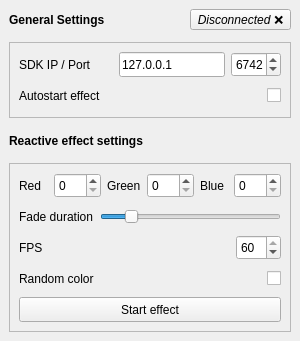
Above: src/mousereactivergb.ui from Odizinne/MouseReactiveRGB before the change. Below: the same form after it.
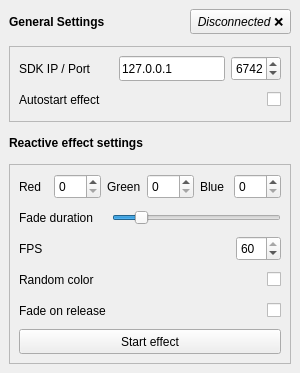
That is the form after the change.

Commit message: added fade on release option

Patch:
```diff
--- a/src/mousereactivergb.ui
+++ b/src/mousereactivergb.ui
@@ -7,7 +7,7 @@
     <x>0</x>
     <y>0</y>
     <width>300</width>
-    <height>341</height>
+    <height>373</height>
    </rect>
   </property>
   <property name="minimumSize">
@@ -372,6 +372,29 @@
          </property>
         </widget>
        </item>
+       <item row="4" column="2">
+        <widget class="QCheckBox" name="fadeOnReleaseCheckBox">
+         <property name="minimumSize">
+          <size>
+           <width>0</width>
+           <height>25</height>
+          </size>
+         </property>
+         <property name="layoutDirection">
+          <enum>Qt::LayoutDirection::RightToLeft</enum>
+         </property>
+         <property name="text">
+          <string/>
+         </property>
+        </widget>
+       </item>
+       <item row="4" column="0">
+        <widget class="QLabel" name="label_6">
+         <property name="text">
+          <string>Fade on release</string>
+         </property>
+        </widget>
+       </item>
       </layout>
      </widget>
     </item>
@@ -398,7 +421,7 @@
       <property name="minimumSize">
        <size>
         <width>0</width>
-        <height>0</height>
+        <height>25</height>
        </size>
       </property>
       <property name="font">
```
The commit also changes 3 other files.
